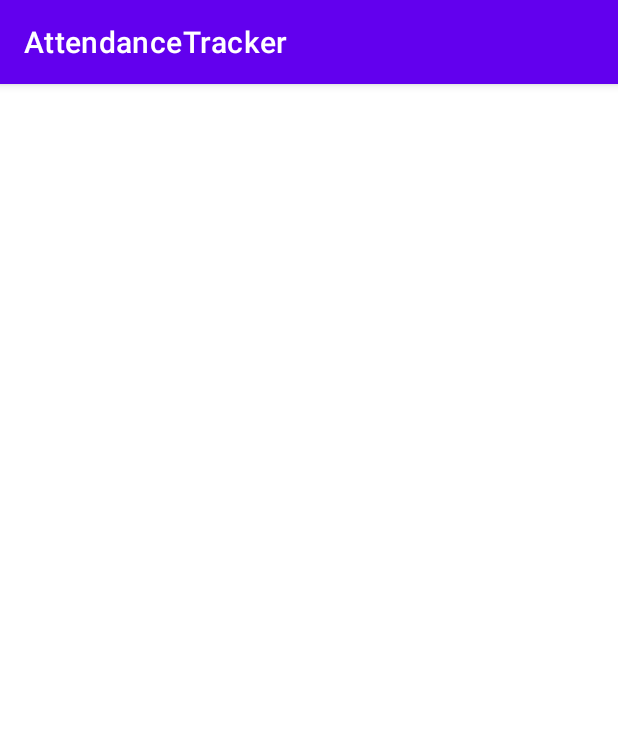
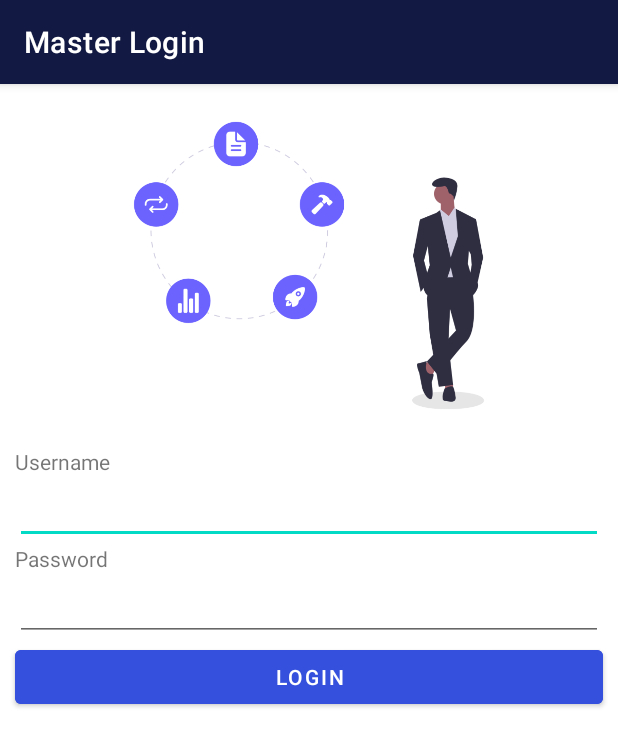
Before and after one commit to edgeDancer256/AttendanceTracker, an Android app: the AdminLogin screen opened directly, with no data from a screen before it, on a phone screen of 412 x 824 dp. Shown: the top 747 px of the screen. Run offline under Robolectric (Android 15) with nearby library versions, the phone set to English and light mode, and no system bars.

Commit message:
Welcome Screens

```diff
--- a/app/src/main/res/layout/activity_admin_login.xml
+++ b/app/src/main/res/layout/activity_admin_login.xml
@@ -6,4 +6,78 @@
     android:layout_height="match_parent"
     tools:context=".AdminLogin">
 
+    <LinearLayout
+        android:layout_width="match_parent"
+        android:layout_height="match_parent"
+        android:orientation="vertical">
+
+        <ImageView
+            android:id="@+id/imageView2"
+            android:layout_width="match_parent"
+            android:layout_height="242dp"
+            android:maxWidth="10dp"
+            android:maxHeight="15dp"
+            app:srcCompat="@drawable/admin_login" />
+
+        <TextView
+            android:id="@+id/textView"
+            android:layout_width="match_parent"
+            android:layout_height="wrap_content"
+
+            android:layout_gravity="center"
+            android:layout_marginLeft="10dp"
+            android:layout_marginRight="10dp"
+
+            android:text="@string/username" />
+
+        <EditText
+            android:id="@+id/editTextTextPersonName"
+            android:layout_width="match_parent"
+            android:layout_height="wrap_content"
+
+            android:layout_gravity="center"
+            android:layout_marginLeft="10dp"
+            android:layout_marginRight="10dp"
+
+            android:ems="10"
+            android:inputType="textPersonName"
+            android:text="" />
+
+        <TextView
+            android:id="@+id/textView2"
+            android:layout_width="match_parent"
+            android:layout_height="wrap_content"
+
+            android:layout_gravity="center"
+            android:layout_marginLeft="10dp"
+            android:layout_marginRight="10dp"
+
+            android:text="@string/password" />
+
+        <EditText
+            android:id="@+id/editTextTextPassword"
+            android:layout_width="match_parent"
+            android:layout_height="wrap_content"
+
+            android:layout_gravity="center"
+            android:layout_marginLeft="10dp"
+            android:layout_marginRight="10dp"
+
+            android:ems="10"
+            android:inputType="textPassword" />
+
+        <Button
+            android:id="@+id/button4"
+            android:layout_width="match_parent"
+            android:layout_height="wrap_content"
+
+            android:backgroundTint="@color/blue_button"
+
+            android:layout_gravity="center"
+            android:layout_marginLeft="10dp"
+            android:layout_marginRight="10dp"
+
+            android:width="150dp"
+            android:text="@string/login" />
+    </LinearLayout>
 </androidx.constraintlayout.widget.ConstraintLayout>
--- a/app/src/main/res/values/colors.xml
+++ b/app/src/main/res/values/colors.xml
@@ -8,6 +8,7 @@
     <color name="black">#FF000000</color>
     <color name="white">#FFFFFFFF</color>
 
+    <color name="blue_title">#121942</color>
     <color name="status_bar">#FF000000</color>
-    <color name="blue_button">#556FFD</color>
+    <color name="blue_button">#3450DD</color>
 </resources>
--- a/app/src/main/res/values/strings.xml
+++ b/app/src/main/res/values/strings.xml
@@ -1,8 +1,15 @@
 <resources>
     <string name="app_name">AttendanceTracker</string>
 
-    <string name="button2">Admin</string>
+    <string name="button2">Master</string>
     <string name="button">Teacher</string>
     <string name="button3">Student</string>
 
+
+    <string name="admin_activity">Master Login</string>
+
+    <string name="username">Username</string>
+    <string name="password">Password</string>
+    <string name="login">Login</string>
+
 </resources>
--- a/app/src/main/res/values/themes.xml
+++ b/app/src/main/res/values/themes.xml
@@ -2,7 +2,7 @@
     <!-- Base application theme. -->
     <style name="Theme.AttendanceTracker" parent="Theme.MaterialComponents.DayNight.DarkActionBar">
         <!-- Primary brand color. -->
-        <item name="colorPrimary">@color/purple_500</item>
+        <item name="colorPrimary">@color/blue_title</item>
         <item name="colorPrimaryVariant">@color/status_bar</item>
         <item name="colorOnPrimary">@color/white</item>
         <!-- Secondary brand color. -->
```
Also changed, not shown: app/src/main/AndroidManifest.xml (+8 -1 lines), app/src/main/java/com/nazgul/attendancetracker/MainActivity.java (+14 -0 lines), app/src/main/java/com/nazgul/attendancetracker/StudentLogin.java (added, +14 -0 lines), app/src/main/java/com/nazgul/attendancetracker/TeacherLogin.java (added, +14 -0 lines), app/src/main/res/layout/activity_student_login.xml (added, +9 -0 lines), app/src/main/res/layout/activity_teacher_login.xml (added, +9 -0 lines), app/src/main/res/drawable/admin_login.png (added).
